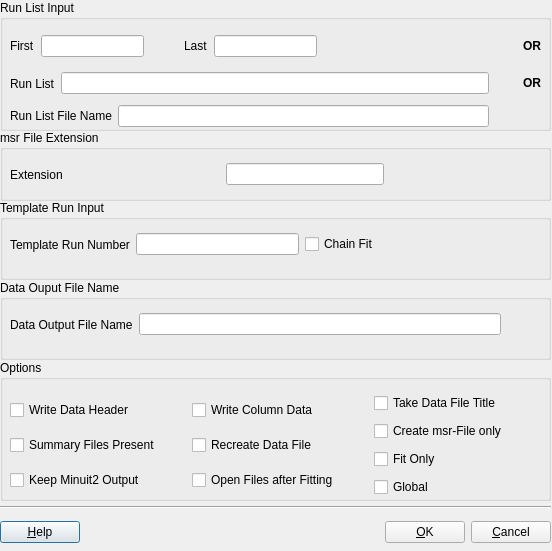
aPeter1/musrfit-fork, file src/musredit/forms/PMsr2DataDialog.ui: the form before one commit.
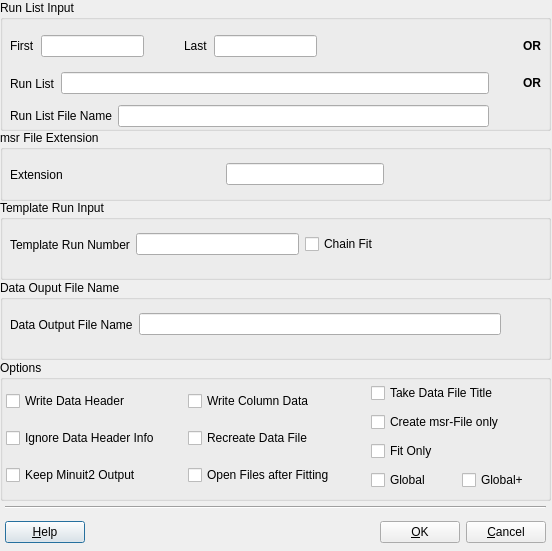
The form after the commit. Icons and pictures are not drawn.

Commit message: changed musredit/musrgui msr2data interface such that it is hopefully closer to the command line (MUSR-162, MUSR-173)

Diff of the .ui file:
```diff
--- a/src/musredit/forms/PMsr2DataDialog.ui
+++ b/src/musredit/forms/PMsr2DataDialog.ui
@@ -372,13 +372,13 @@
    <widget class="QWidget" name="layoutWidget">
     <property name="geometry">
      <rect>
-      <x>10</x>
-      <y>31</y>
-      <width>540</width>
-      <height>108</height>
+      <x>6</x>
+      <y>20</y>
+      <width>541</width>
+      <height>116</height>
      </rect>
     </property>
-    <layout class="QHBoxLayout" name="horizontalLayout_8">
+    <layout class="QHBoxLayout" name="horizontalLayout_9">
      <item>
       <layout class="QVBoxLayout" name="verticalLayout_3">
        <item>
@@ -391,7 +391,7 @@
        <item>
         <widget class="QCheckBox" name="fSummaryPresent_checkBox">
          <property name="text">
-          <string>Summary Files Present</string>
+          <string>Ignore Data Header Info</string>
          </property>
         </widget>
        </item>
@@ -453,11 +453,22 @@
         </widget>
        </item>
        <item>
-        <widget class="QCheckBox" name="fGlobal_checkBox">
-         <property name="text">
-          <string>Global</string>
-         </property>
-        </widget>
+        <layout class="QHBoxLayout" name="horizontalLayout_8">
+         <item>
+          <widget class="QCheckBox" name="fGlobal_checkBox">
+           <property name="text">
+            <string>Global</string>
+           </property>
+          </widget>
+         </item>
+         <item>
+          <widget class="QCheckBox" name="fGlobalPlus_checkBox">
+           <property name="text">
+            <string>Global+</string>
+           </property>
+          </widget>
+         </item>
+        </layout>
        </item>
       </layout>
      </item>
@@ -467,9 +478,9 @@
   <widget class="QWidget" name="layoutWidget">
    <property name="geometry">
     <rect>
-     <x>0</x>
+     <x>5</x>
      <y>500</y>
-     <width>551</width>
+     <width>541</width>
      <height>51</height>
     </rect>
    </property>
```
Left out of the diff: 17 changed lines with no effect on the pictures. The commit also changes 17 other files.
